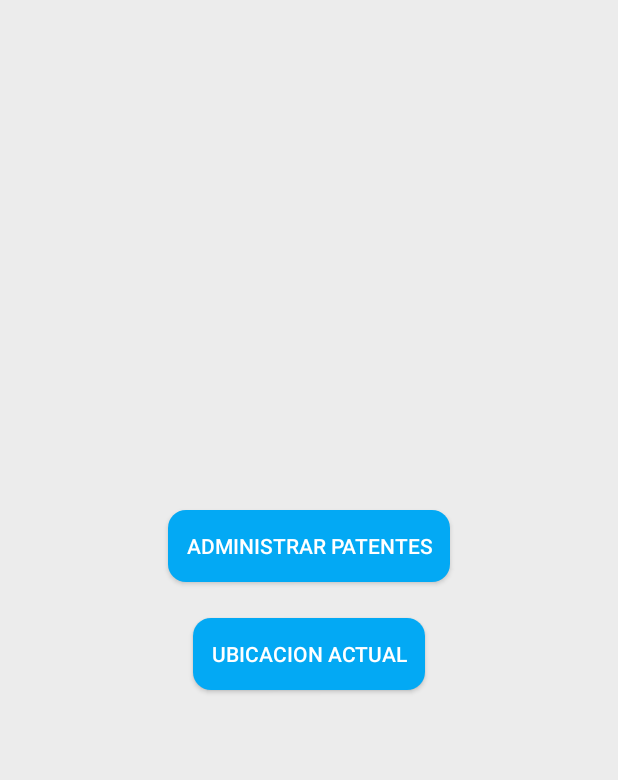
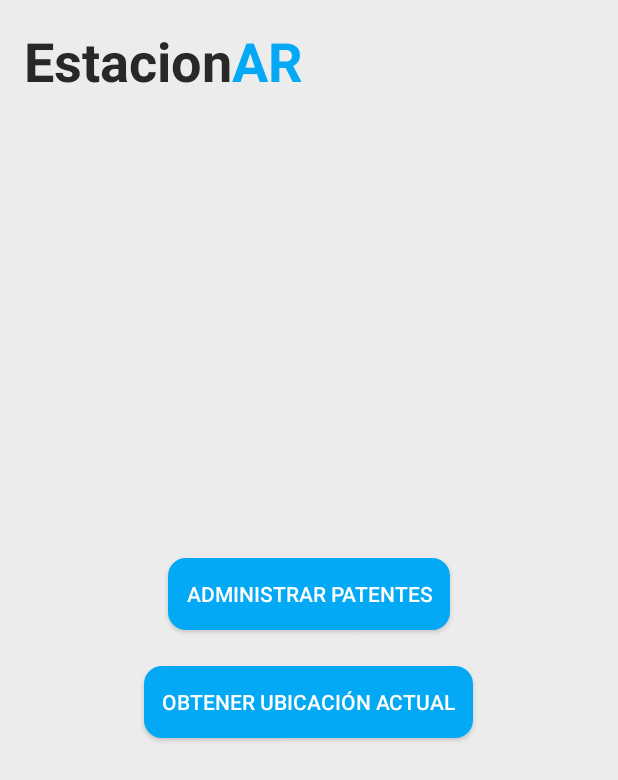
Before and after one commit to Ramiro1414/conductor-app, an Android app: the screen it shows after launch (MainActivity), on a phone screen of 412 x 824 dp. Shown: the top 780 px of the screen. Run offline under Robolectric (Android 15) with nearby library versions, the phone set to English and light mode, and no system bars.

Commit message:
tarjeta de obtener ubicacion terminada - Front fachero (ahora si, me olvide del add .)

```diff
--- a/app/build.gradle.kts
+++ b/app/build.gradle.kts
@@ -36,7 +36,8 @@ dependencies {
     implementation(libs.material)
     implementation(libs.activity)
     implementation(libs.constraintlayout)
-    implementation(libs.recyclerview)  // Agrega esta línea
+    implementation(libs.recyclerview)
+    implementation(libs.play.services.location)  // Agrega esta línea
     testImplementation(libs.junit)
     androidTestImplementation(libs.ext.junit)
     androidTestImplementation(libs.espresso.core)
--- a/app/src/main/AndroidManifest.xml
+++ b/app/src/main/AndroidManifest.xml
@@ -5,6 +5,10 @@
     <!-- Permisos para almacenamiento -->
     <uses-permission android:name="android.permission.WRITE_EXTERNAL_STORAGE" />
     <uses-permission android:name="android.permission.READ_EXTERNAL_STORAGE" />
+
+    <!-- Permisos para ubicación -->
+    <uses-permission android:name="android.permission.ACCESS_FINE_LOCATION" />
+    <uses-permission android:name="android.permission.ACCESS_COARSE_LOCATION" />
 
     <application
         android:allowBackup="true"
--- a/app/src/main/java/com/example/conductor_app/backend/Repository/PatenteRepository.java
+++ b/app/src/main/java/com/example/conductor_app/backend/Repository/PatenteRepository.java
@@ -1,4 +1,4 @@
-package com.example.conductor_app.backend.controlador;
+package com.example.conductor_app.backend.Repository;
 
 import com.example.conductor_app.backend.modelo.Patente;
 
--- /dev/null
+++ b/app/src/main/java/com/example/conductor_app/backend/Service/CoordsService.java
@@ -0,0 +1,25 @@
+package com.example.conductor_app.backend.Service;
+
+import android.annotation.SuppressLint;
+import android.content.Context;
+import android.location.Location;
+import com.google.android.gms.location.FusedLocationProviderClient;
+import com.google.android.gms.location.LocationServices;
+import com.google.android.gms.tasks.OnSuccessListener;
+
+public class CoordsService {
+
+    private final FusedLocationProviderClient fusedLocationClient;
+
+    public CoordsService(Context context) {
+        // Inicializa el fusedLocationClient para obtener acceso al servicio de ubicación de Google.
+        fusedLocationClient = LocationServices.getFusedLocationProviderClient(context);
+    }
+
+    @SuppressLint("MissingPermission")
+    public void getLastLocation(OnSuccessListener<Location> listener) {
+        // Este método se encarga de solicitar la última ubicación del dispositivo.
+        // El método addOnSuccessListener recibe un listener (un objeto que "escucha" el resultado).
+        fusedLocationClient.getLastLocation().addOnSuccessListener(listener);
+    }
+}
--- a/app/src/main/java/com/example/conductor_app/backend/Service/PatenteService.java
+++ b/app/src/main/java/com/example/conductor_app/backend/Service/PatenteService.java
@@ -1,4 +1,4 @@
-package com.example.conductor_app.backend.controlador;
+package com.example.conductor_app.backend.Service;
 
 import android.content.ContentValues;
 import android.content.Context;
@@ -9,6 +9,7 @@ import android.util.Log;
 
 import androidx.annotation.Nullable;
 
+import com.example.conductor_app.backend.Repository.PatenteRepository;
 import com.example.conductor_app.backend.modelo.Patente;
 
 import java.util.ArrayList;
--- a/app/src/main/java/com/example/conductor_app/frontend/CRUD_Patentes_Activity.java
+++ b/app/src/main/java/com/example/conductor_app/frontend/CRUD_Patentes_Activity.java
@@ -9,7 +9,7 @@ import android.widget.Toast;
 
 import androidx.appcompat.app.AppCompatActivity;
 
-import com.example.conductor_app.backend.controlador.PatenteService;
+import com.example.conductor_app.backend.Service.PatenteService;
 import com.example.conductor_app.backend.modelo.Patente;
 import com.example.myapplication.R;
 
--- a/app/src/main/java/com/example/conductor_app/frontend/EditPatenteActivity.java
+++ b/app/src/main/java/com/example/conductor_app/frontend/EditPatenteActivity.java
@@ -9,7 +9,7 @@ import android.widget.Toast;
 
 import androidx.appcompat.app.AppCompatActivity;
 
-import com.example.conductor_app.backend.controlador.PatenteService;
+import com.example.conductor_app.backend.Service.PatenteService;
 import com.example.conductor_app.backend.modelo.Patente;
 import com.example.myapplication.R;
 
--- a/app/src/main/java/com/example/conductor_app/frontend/MainActivity.java
+++ b/app/src/main/java/com/example/conductor_app/frontend/MainActivity.java
@@ -2,18 +2,28 @@ package com.example.conductor_app.frontend;
 
 import android.content.Intent;
 import android.os.Bundle;
+import android.text.Spannable;
+import android.text.SpannableString;
+import android.text.style.ForegroundColorSpan;
 import android.widget.Button;
+import android.widget.TextView;
 
 import androidx.appcompat.app.AppCompatActivity;
-
+import com.example.conductor_app.backend.Service.CoordsManager;
 import com.example.myapplication.R;
 
 public class MainActivity extends AppCompatActivity {
+
+    private CoordsManager coordsManager;
 
     @Override
     protected void onCreate(Bundle savedInstanceState) {
         super.onCreate(savedInstanceState);
         setContentView(R.layout.activity_main);
+
+        renderTitulo();
+
+        coordsManager = new CoordsManager(this);
 
         Button buttonGoToCRUD = findViewById(R.id.buttonGoToCRUD);
         Button buttonCoords = findViewById(R.id.buttonCoords);
@@ -24,9 +34,27 @@ public class MainActivity extends AppCompatActivity {
         });
 
         buttonCoords.setOnClickListener(v -> {
-            Intent intent = new Intent(MainActivity.this, CRUD_Patentes_Activity.class);
-            startActivity(intent);
+            coordsManager.requestCoordinates();
         });
     }
 
+    @Override
+    public void onRequestPermissionsResult(int requestCode, String[] permissions, int[] grantResults) {
+        super.onRequestPermissionsResult(requestCode, permissions, grantResults);
+        coordsManager.handlePermissionResult(requestCode, permissions, grantResults);
+    }
+
+    public void renderTitulo(){
+        TextView textViewTitle = findViewById(R.id.textView3321);
+        String text = "EstacionAR";
+        SpannableString spannableString = new SpannableString(text);
+
+        // Obtener el color cyan de los recursos
+        int cyanColor = getResources().getColor(R.color.cyan, getTheme());
+
+        // Cambiar el color de "AR" a cyan
+        ForegroundColorSpan colorSpan = new ForegroundColorSpan(cyanColor);
+        spannableString.setSpan(colorSpan, 8, 10, Spannable.SPAN_EXCLUSIVE_EXCLUSIVE);
+        textViewTitle.setText(spannableString);
+    }
 }
--- a/app/src/main/java/com/example/conductor_app/frontend/PatenteAdapter.java
+++ b/app/src/main/java/com/example/conductor_app/frontend/PatenteAdapter.java
@@ -8,7 +8,7 @@ import android.widget.ArrayAdapter;
 import android.widget.ImageButton;
 import android.widget.TextView;
 
-import com.example.conductor_app.backend.controlador.PatenteService;
+import com.example.conductor_app.backend.Service.PatenteService;
 import com.example.conductor_app.backend.modelo.Patente;
 import com.example.myapplication.R;
 
--- a/app/src/main/res/layout/activity_main.xml
+++ b/app/src/main/res/layout/activity_main.xml
@@ -3,14 +3,32 @@
     android:id="@+id/main"
     android:layout_width="match_parent"
     android:layout_height="match_parent"
-    android:background="#ECECEC"
-    android:gravity="center"
-    android:orientation="vertical">
+    android:orientation="vertical"
+    android:background="#ECECEC">
 
+    <!-- Título en la parte superior izquierda -->
+    <TextView
+        android:id="@+id/textView3321"
+        android:layout_width="wrap_content"
+        android:layout_height="wrap_content"
+        android:layout_marginTop="16dp"
+        android:layout_marginStart="16dp"
+        android:textColor="#282828"
+        android:textSize="36sp"
+        android:textStyle="bold" />
+
+    <!-- Espacio vacío para centrar los botones -->
+    <Space
+        android:layout_width="match_parent"
+        android:layout_height="0dp"
+        android:layout_weight="1" />
+
+    <!-- Botones centrados -->
     <Button
         android:id="@+id/buttonGoToCRUD"
         android:layout_width="wrap_content"
         android:layout_height="wrap_content"
+        android:layout_gravity="center"
         android:layout_marginBottom="24dp"
         android:background="@drawable/button_background"
         android:padding="12dp"
@@ -21,10 +39,17 @@
         android:id="@+id/buttonCoords"
         android:layout_width="wrap_content"
         android:layout_height="wrap_content"
+        android:layout_gravity="center"
         android:layout_marginBottom="24dp"
         android:background="@drawable/button_background"
         android:padding="12dp"
-        android:text="Ubicacion actual"
+        android:text="Obtener ubicación actual"
         android:textColor="#FFFFFF" />
 
+    <!-- Espacio vacío para centrar los botones -->
+    <Space
+        android:layout_width="match_parent"
+        android:layout_height="0dp"
+        android:layout_weight="1" />
+
 </LinearLayout>
--- a/gradle/libs.versions.toml
+++ b/gradle/libs.versions.toml
@@ -7,6 +7,7 @@ appcompat = "1.6.1"
 material = "1.10.0"
 activity = "1.9.2"
 constraintlayout = "2.1.4"
+playServicesLocation = "21.3.0"
 
 [libraries]
 junit = { group = "junit", name = "junit", version.ref = "junit" }
@@ -17,6 +18,7 @@ material = { group = "com.google.android.material", name = "material", version.r
 activity = { group = "androidx.activity", name = "activity", version.ref = "activity" }
 constraintlayout = { group = "androidx.constraintlayout", name = "constraintlayout", version.ref = "constraintlayout" }
 recyclerview = { module = "androidx.recyclerview:recyclerview", version = "1.2.1" }
+play-services-location = { group = "com.google.android.gms", name = "play-services-location", version.ref = "playServicesLocation" }
 
 [plugins]
 android-application = { id = "com.android.application", version.ref = "agp" }
```
Also changed, not shown: app/src/main/java/com/example/conductor_app/backend/Service/CoordsManager.java (added, +62 -0 lines).
